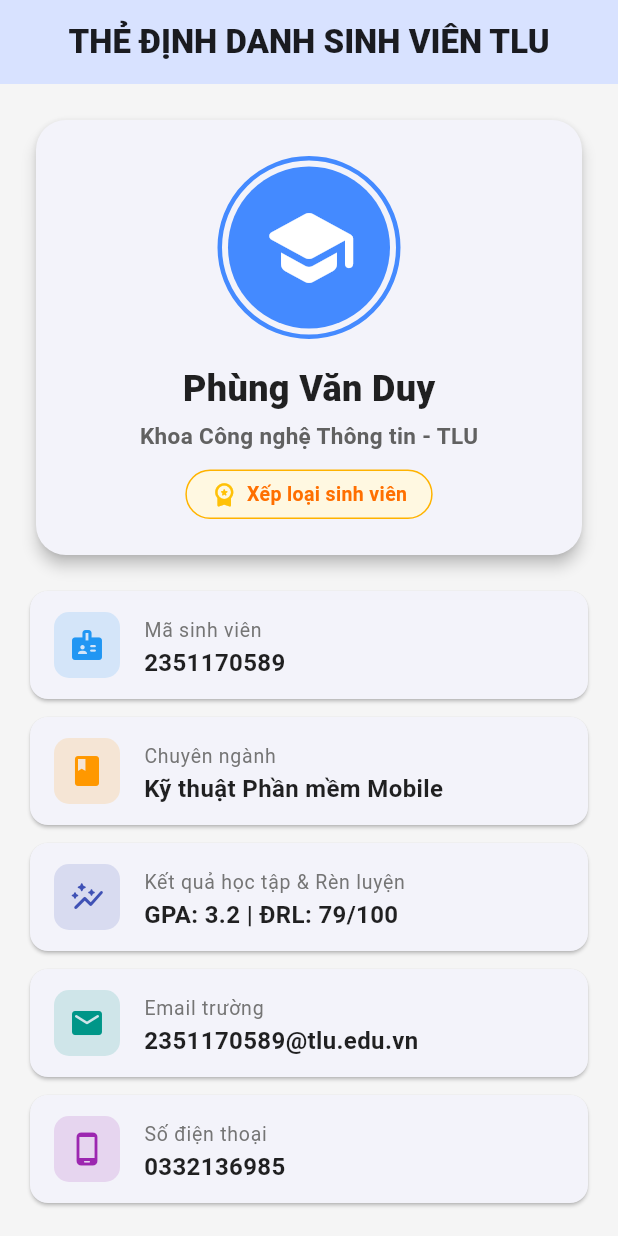
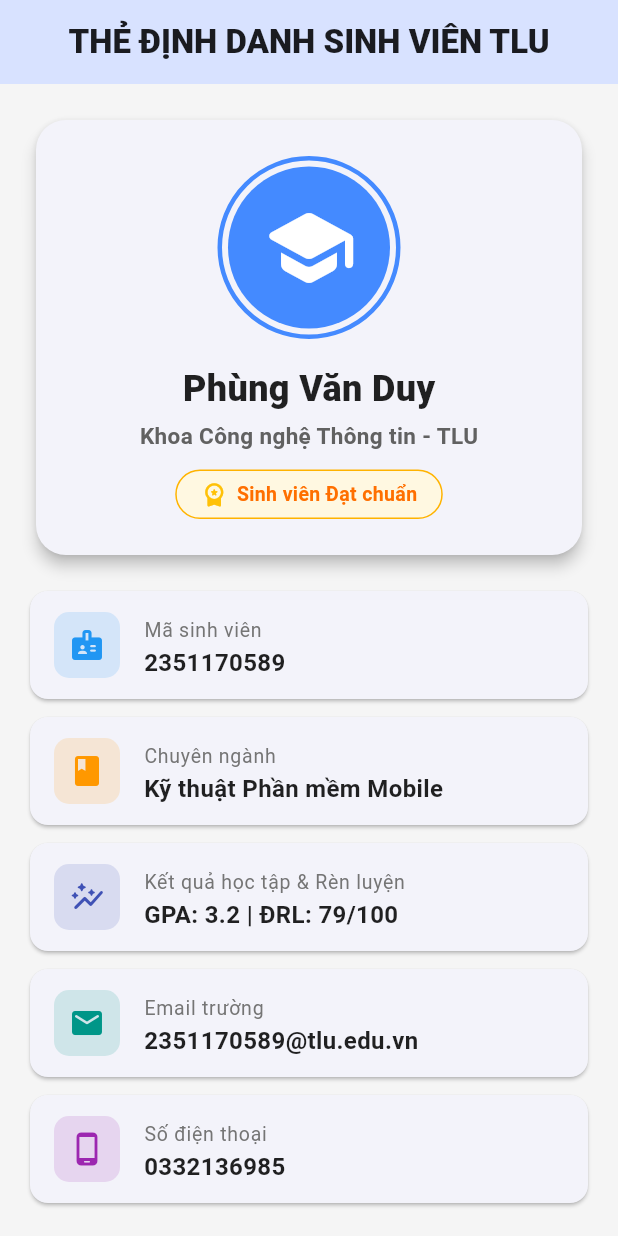
Before and after one commit to pvduy23052005/flutter-lab, a Flutter app: the screen it shows after launch, on a phone screen of 412 x 824 dp. Run offline on Flutter 3.47's test engine with Material 3 defaults, Android fonts, the light colour scheme and no system bars.

Commit message:
feat: add flutter_lab_2 todo 2 evaluateHonorRoll for student

```diff
--- a/flutter_lab_2/lib/main.dart
+++ b/flutter_lab_2/lib/main.dart
@@ -33,6 +33,16 @@
       throw ArgumentError('Điểm rèn luyện phải từ 0 đến 100!');
     }
     _trainingScore = value;
+  }
+
+  String evaluateHonorRoll() {
+    if (gpa >= 3.6 && _trainingScore >= 90) {
+      return "Sinh viên Xuất sắc toàn diện";
+    } else if (gpa >= 3.2 && _trainingScore >= 80) {
+      return "Sinh viên Giỏi";
+    } else {
+      return "Sinh viên Đạt chuẩn";
+    }
   }
 }
 
@@ -164,7 +174,7 @@
                             ),
                             const SizedBox(width: 6),
                             Text(
-                              "Xếp loại sinh viên",
+                              student.evaluateHonorRoll(),
                               style: TextStyle(
                                 color: Colors.amber.shade900,
                                 fontWeight: FontWeight.bold,
```
